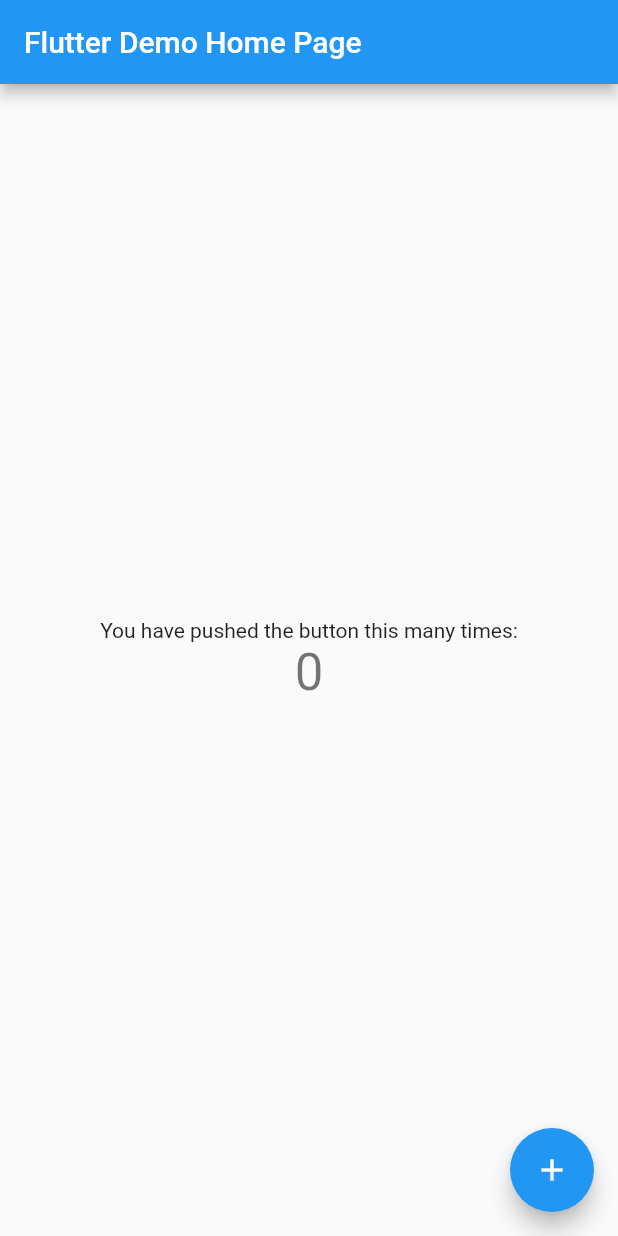
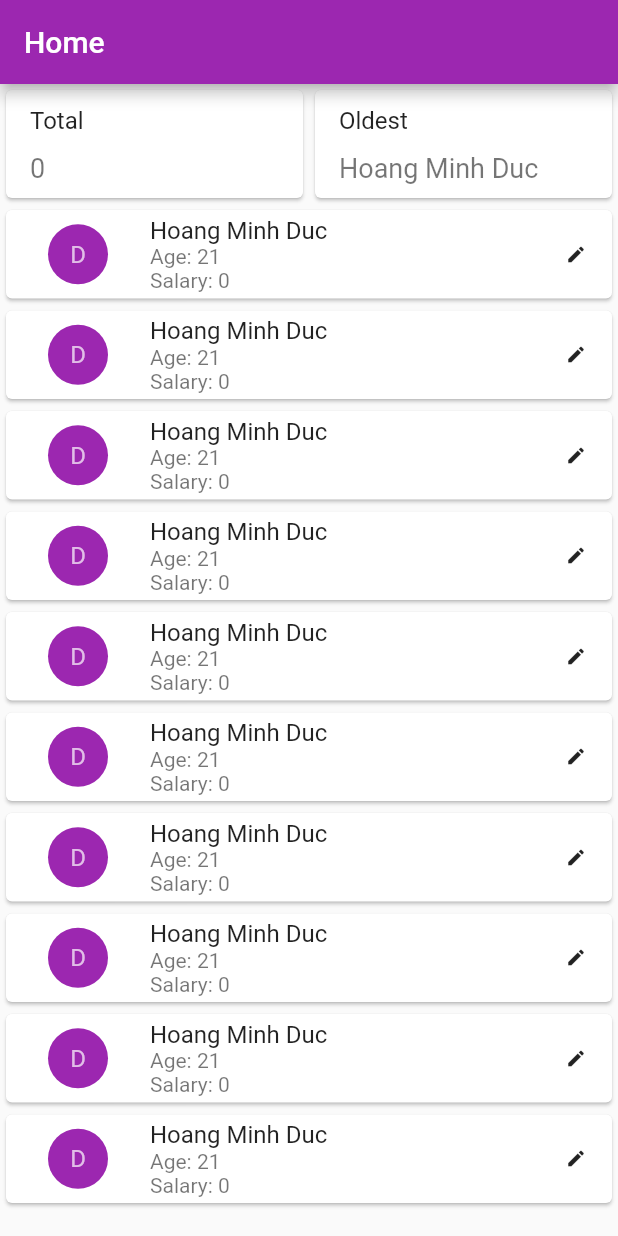
Before and after one commit to duchm12/employee_management, a Flutter app: the screen it shows after launch, on a phone screen of 412 x 824 dp. Run offline on Flutter 3.47's test engine with Material 2 defaults, Android fonts, the phone set to English and light mode, and no system bars.

Commit message:
UI: Create HomeRoute

```diff
--- a/lib/main.dart
+++ b/lib/main.dart
@@ -1,68 +1,114 @@
 import 'package:flutter/material.dart';
 
 void main() {
-  runApp(const MyApp());
+  runApp(const ManagementApp());
 }
 
-class MyApp extends StatelessWidget {
-  const MyApp({Key? key}) : super(key: key);
+class ManagementApp extends StatelessWidget {
+  const ManagementApp({Key? key}) : super(key: key);
 
-  // This widget is the root of your application.
   @override
   Widget build(BuildContext context) {
     return MaterialApp(
-      title: 'Flutter Demo',
       theme: ThemeData(
-        primarySwatch: Colors.blue,
+        primarySwatch: Colors.purple,
       ),
-      home: const MyHomePage(title: 'Flutter Demo Home Page'),
+      home: HomeRoute(),
     );
   }
 }
 
-class MyHomePage extends StatefulWidget {
-  const MyHomePage({Key? key, required this.title}) : super(key: key);
+class HomeRoute extends StatelessWidget {
+  const HomeRoute({Key? key}) : super(key: key);
 
-  final String title;
-
-  @override
-  State<MyHomePage> createState() => _MyHomePageState();
-}
-
-class _MyHomePageState extends State<MyHomePage> {
-  int _counter = 0;
-
-  void _incrementCounter() {
-    setState(() {
-      _counter++;
-    });
+  Widget _buildCardItem() {
+    return Card(
+      child: Row(
+        children: [
+          Expanded(
+            child: ListTile(
+              leading: Padding(
+                padding: const EdgeInsets.symmetric(horizontal: 12.0),
+                child: const CircleAvatar(
+                  backgroundColor: Colors.purple,
+                  child: Text('D'),
+                ),
+              ),
+              title: const Text('Hoang Minh Duc'),
+              subtitle: Column(
+                crossAxisAlignment: CrossAxisAlignment.start,
+                children: [
+                  const Text('Age: 21'),
+                  const Text('Salary: 0'),
+                ],
+              ),
+            ),
+          ),
+          IconButton(
+            onPressed: () {},
+            icon: const Icon(Icons.edit),
+            iconSize: 14.0,
+          ),
+        ],
+      ),
+    );
   }
 
   @override
   Widget build(BuildContext context) {
     return Scaffold(
       appBar: AppBar(
-        title: Text(widget.title),
+        title: const Text('Home'),
       ),
       body: Center(
         child: Column(
-          mainAxisAlignment: MainAxisAlignment.center,
-          children: <Widget>[
-            const Text(
-              'You have pushed the button this many times:',
-            ),
-            Text(
-              '$_counter',
-              style: Theme.of(context).textTheme.headline4,
+          children: [
+            InfoHeader(),
+            Expanded(
+              child: ListView.builder(
+                itemCount: 10,
+                itemBuilder: (_, index) => _buildCardItem(),
+              ),
             ),
           ],
         ),
       ),
-      floatingActionButton: FloatingActionButton(
-        onPressed: _incrementCounter,
-        tooltip: 'Increment',
-        child: const Icon(Icons.add),
-      ), // This trailing comma makes auto-formatting nicer for build methods.
     );
   }
 }
+
+class HeaderCard extends StatelessWidget {
+  const HeaderCard({Key? key, required this.title, required this.content})
+      : super(key: key);
+
+  final String title;
+  final String content;
+
+  @override
+  Widget build(BuildContext context) {
+    return Expanded(
+        child: Card(
+      child: ListTile(
+        title: Text(title),
+        subtitle: Text(
+          content,
+          style: const TextStyle(fontSize: 18.0, height: 2.0),
+        ),
+      ),
+    ));
+  }
+}
+
+class InfoHeader extends StatelessWidget {
+  const InfoHeader({Key? key}) : super(key: key);
+
+  @override
+  Widget build(BuildContext context) {
+    return Row(
+      children: [
+        HeaderCard(title: 'Total', content: '0'),
+        HeaderCard(title: 'Oldest', content: 'Hoang Minh Duc'),
+      ],
+    );
+  }
+}
```
